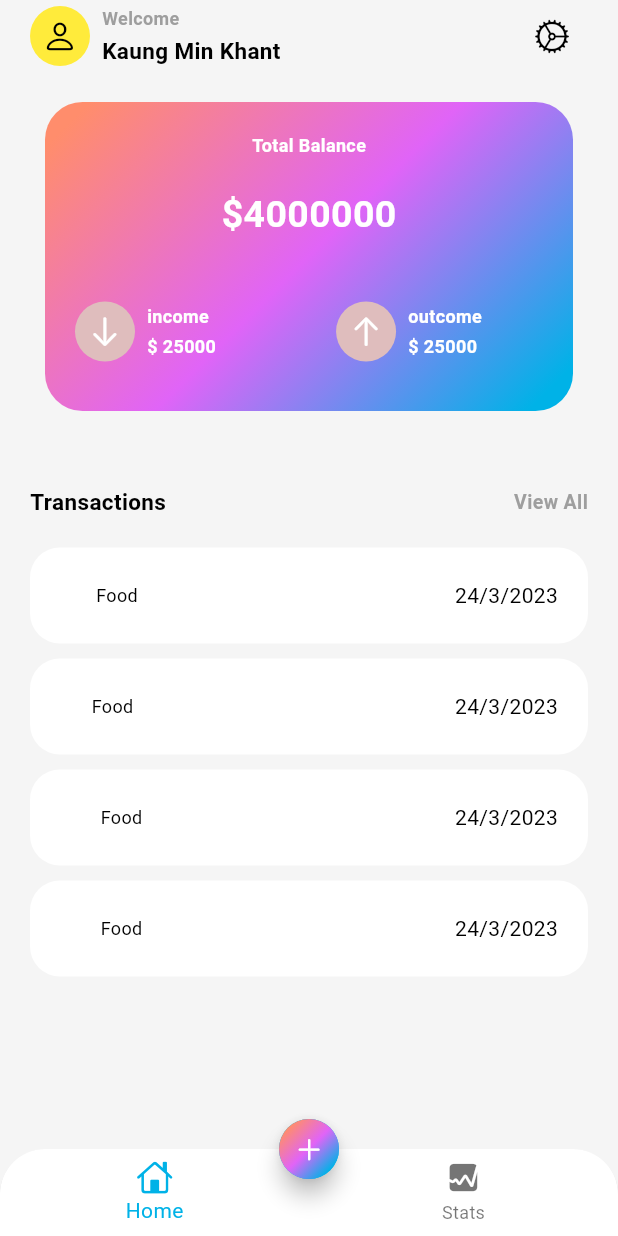
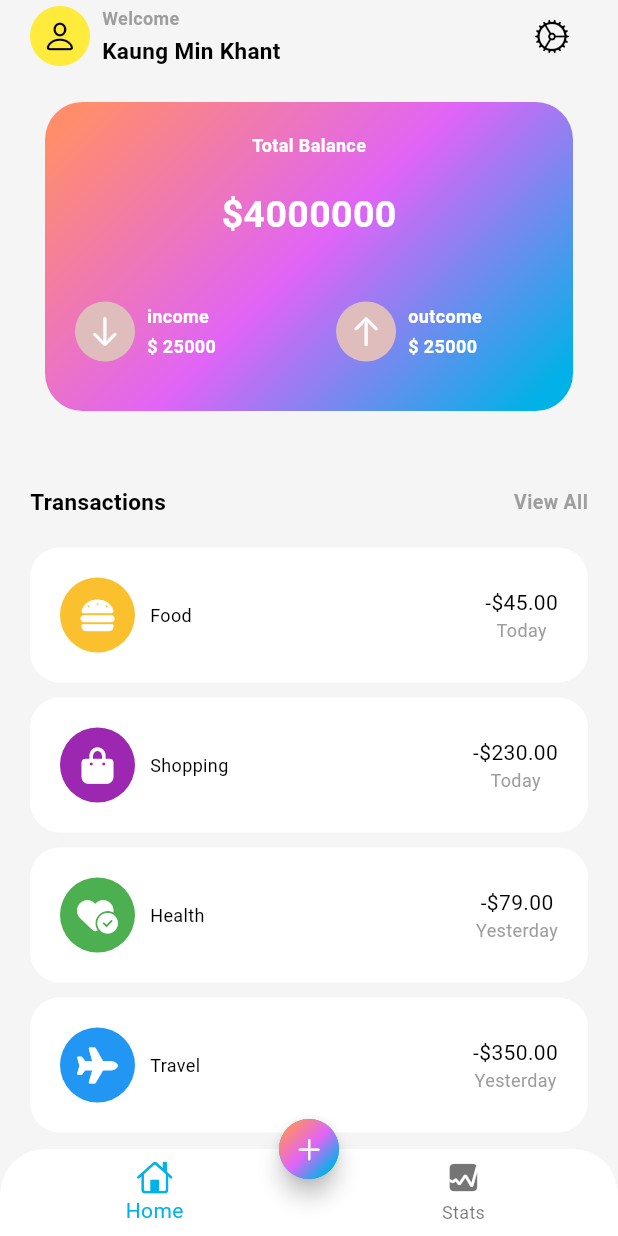
Before and after one commit to MinKhant21/Expense_Tracker_Flutter_app, a Flutter app: the screen it shows after launch, on a phone screen of 412 x 824 dp. Run offline on Flutter 3.47's test engine with Material 3 defaults, Android fonts, the phone set to English and light mode, and no system bars; our stand-ins replace font_awesome_flutter.

Commit message:
main screen

```diff
--- a/lib/screens/home/views/main_screen.dart
+++ b/lib/screens/home/views/main_screen.dart
@@ -215,7 +215,6 @@ class MainView extends StatelessWidget {
               child: ListView.builder(
                   itemCount: transactionsData.length,
                   itemBuilder: (context, index) {
-                    final data = transactionsData[index];
                     return Padding(
                       padding: const EdgeInsets.only(bottom: 10),
                       child: Container(
@@ -230,15 +229,46 @@ class MainView extends StatelessWidget {
                                 Row(
                                   mainAxisAlignment: MainAxisAlignment.start,
                                   children: [
-                                    data['icon'],
-                                    const Text("Food",
-                                        style: TextStyle(
+                                    Container(
+                                      width: 50,
+                                      height: 50,
+                                      alignment: Alignment.center,
+                                      decoration: BoxDecoration(
+                                          color: transactionsData[index]
+                                              ['color'],
+                                          borderRadius:
+                                              BorderRadius.circular(50)),
+                                      child: transactionsData[index]['icon'],
+                                    ),
+                                    const SizedBox(
+                                      width: 10,
+                                    ),
+                                    Text(transactionsData[index]['name'],
+                                        style: const TextStyle(
                                           color: Colors.black,
                                           fontSize: 12,
                                         )),
                                   ],
                                 ),
-                                const Text("24/3/2023"),
+                                Row(
+                                  children: [
+                                    Column(
+                                      children: [
+                                        Text(
+                                          transactionsData[index]
+                                              ['totalAmount'],
+                                        ),
+                                        Text(
+                                          transactionsData[index]['date'],
+                                          style: const TextStyle(
+                                            color: Colors.grey,
+                                            fontSize: 12,
+                                          ),
+                                        )
+                                      ],
+                                    )
+                                  ],
+                                ),
                               ],
                             )),
                       ),
```
